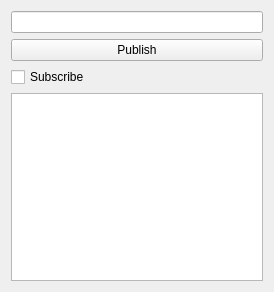
Old version of the form topicwindow.ui in the repository MayaPosch/MQTTCute.
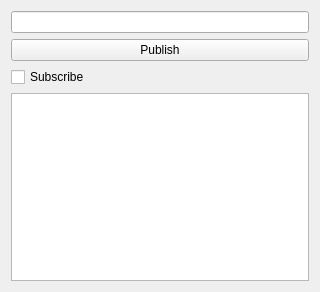
New version of the form. Icons and pictures are not drawn.

Commit message: [#2] Improve formatting in topic window for received text.

Patch:
```diff
--- a/topicwindow.ui
+++ b/topicwindow.ui
@@ -6,10 +6,34 @@
    <rect>
     <x>0</x>
     <y>0</y>
-    <width>274</width>
+    <width>320</width>
     <height>292</height>
    </rect>
   </property>
+  <property name="sizePolicy">
+   <sizepolicy hsizetype="Fixed" vsizetype="Preferred">
+    <horstretch>0</horstretch>
+    <verstretch>0</verstretch>
+   </sizepolicy>
+  </property>
+  <property name="minimumSize">
+   <size>
+    <width>320</width>
+    <height>0</height>
+   </size>
+  </property>
+  <property name="maximumSize">
+   <size>
+    <width>320</width>
+    <height>16777215</height>
+   </size>
+  </property>
+  <property name="baseSize">
+   <size>
+    <width>320</width>
+    <height>0</height>
+   </size>
+  </property>
   <property name="windowTitle">
    <string>Topic</string>
   </property>
@@ -41,6 +65,14 @@
    </item>
    <item>
     <widget class="QTextEdit" name="subscribeTextEdit">
+     <property name="font">
+      <font>
+       <family>Courier</family>
+      </font>
+     </property>
+     <property name="lineWrapMode">
+      <enum>QTextEdit::FixedColumnWidth</enum>
+     </property>
      <property name="readOnly">
       <bool>true</bool>
      </property>
```
The commit also changes 2 other files.
